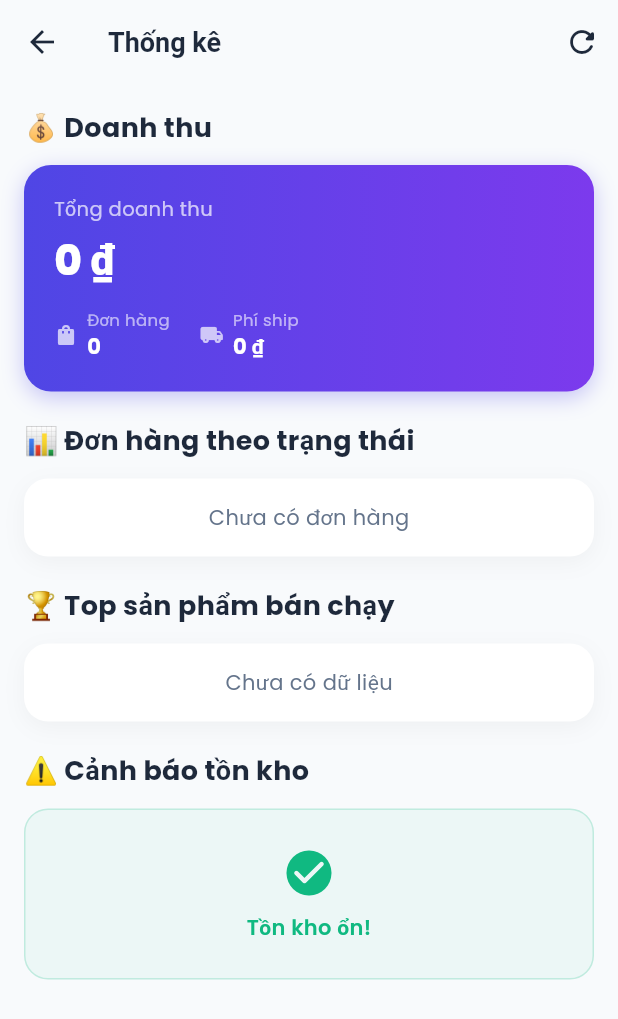
After one commit to WangWuy/taphoaapp, a Flutter app: the AdminDashboardScreen screen opened by its route, on a phone screen of 412 x 824 dp. The commit adds this screen. Shown: the top 1019 px of the screen. Run offline on Flutter 3.47's test engine with Material 3 defaults, Android fonts, the phone set to English and light mode, and no system bars; drawn by our look-alikes of flutter_animate; our stand-ins replace badges, cached_network_image, flutter_dotenv, flutter_staggered_animations, google_fonts, image_picker and 1 more; accounts and stored records are empty; network calls fail.

Commit message:
feat: Forgot password + Admin dashboard + README
- Forgot Password screen (3-step: phone → OTP → new password)
- Admin Dashboard with revenue, top products, order stats, inventory alerts
- README.md with full documentation
- .env.example files for both backend and mobile

```diff
--- a/mobile/lib/main.dart
+++ b/mobile/lib/main.dart
@@ -34,6 +34,8 @@ import 'screens/admin/admin_config_screen.dart';
 import 'screens/profile_edit_screen.dart';
 import 'screens/change_password_screen.dart';
 import 'screens/order_detail_screen.dart';
+import 'screens/forgot_password_screen.dart';
+import 'screens/admin/admin_dashboard_screen.dart';
 
 Future<void> main() async {
   WidgetsFlutterBinding.ensureInitialized();
@@ -125,6 +127,8 @@ class MyApp extends StatelessWidget {
           '/admin-config': (context) => const AdminConfigScreen(),
           '/profile-edit': (context) => const ProfileEditScreen(),
           '/change-password': (context) => const ChangePasswordScreen(),
+          '/forgot-password': (context) => const ForgotPasswordScreen(),
+          '/admin-dashboard': (context) => const AdminDashboardScreen(),
         },
       ),
     );
--- /dev/null
+++ b/mobile/lib/screens/admin/admin_dashboard_screen.dart
@@ -0,0 +1,320 @@
+import 'package:flutter/material.dart';
+import 'package:flutter_animate/flutter_animate.dart';
+import 'package:intl/intl.dart';
+import '../../constants/app_colors.dart';
+import '../../services/api_service.dart';
+
+class AdminDashboardScreen extends StatefulWidget {
+  const AdminDashboardScreen({super.key});
+
+  @override
+  State<AdminDashboardScreen> createState() => _AdminDashboardScreenState();
+}
+
+class _AdminDashboardScreenState extends State<AdminDashboardScreen> {
+  final _api = ApiService();
+  bool _isLoading = true;
+  Map<String, dynamic> _revenue = {};
+  List<dynamic> _topProducts = [];
+  Map<String, dynamic> _orderStats = {};
+  Map<String, dynamic> _inventory = {};
+  final _currencyFormat = NumberFormat.currency(locale: 'vi_VN', symbol: '₫', decimalDigits: 0);
+
+  @override
+  void initState() {
+    super.initState();
+    _loadData();
+  }
+
+  Future<void> _loadData() async {
+    setState(() => _isLoading = true);
+    final results = await Future.wait([
+      _api.get('/admin/reports/revenue', queryParams: {'period': 'daily'}),
+      _api.get('/admin/reports/top-products', queryParams: {'limit': '5'}),
+      _api.get('/admin/reports/order-stats'),
+      _api.get('/admin/reports/inventory-alerts', queryParams: {'threshold': '20'}),
+    ]);
+
+    if (mounted) {
+      setState(() {
+        if (results[0].success) _revenue = results[0].data is Map ? results[0].data : {};
+        if (results[1].success) _topProducts = results[1].data is List ? results[1].data : [];
+        if (results[2].success) _orderStats = results[2].data is Map ? results[2].data : {};
+        if (results[3].success) _inventory = results[3].data is Map ? results[3].data : {};
+        _isLoading = false;
+      });
+    }
+  }
+
+  @override
+  Widget build(BuildContext context) {
+    return Scaffold(
+      backgroundColor: AppColors.background,
+      appBar: AppBar(
+        title: const Text('Thống kê'),
+        backgroundColor: AppColors.background,
+        actions: [
+          IconButton(icon: const Icon(Icons.refresh_rounded), onPressed: _loadData),
+        ],
+      ),
+      body: _isLoading
+          ? const Center(child: CircularProgressIndicator())
+          : RefreshIndicator(
+              onRefresh: _loadData,
+              child: SingleChildScrollView(
+                physics: const AlwaysScrollableScrollPhysics(),
+                padding: const EdgeInsets.all(16),
+                child: Column(
+                  crossAxisAlignment: CrossAxisAlignment.start,
+                  children: [
+                    _buildRevenueCards().animate().fadeIn().slideY(begin: 0.1),
+                    const SizedBox(height: 20),
+                    _buildOrderStatusSection().animate().fadeIn(delay: 100.ms).slideY(begin: 0.1),
+                    const SizedBox(height: 20),
+                    _buildTopProductsSection().animate().fadeIn(delay: 200.ms).slideY(begin: 0.1),
+                    const SizedBox(height: 20),
+                    _buildInventorySection().animate().fadeIn(delay: 300.ms).slideY(begin: 0.1),
+                    const SizedBox(height: 20),
+                  ],
+                ),
+              ),
+            ),
+    );
+  }
+
+  Widget _buildRevenueCards() {
+    final summary = _revenue['summary'] as Map<String, dynamic>? ?? {};
+    final totalRevenue = summary['totalRevenue'] ?? 0;
+    final totalOrders = summary['totalOrders'] ?? 0;
+    final totalShipping = summary['totalShipping'] ?? 0;
+
+    return Column(
+      crossAxisAlignment: CrossAxisAlignment.start,
+      children: [
+        const Text('💰 Doanh thu', style: TextStyle(fontSize: 18, fontWeight: FontWeight.w700, color: AppColors.textPrimary)),
+        const SizedBox(height: 12),
+        // Main revenue card
+        Container(
+          width: double.infinity,
+          padding: const EdgeInsets.all(20),
+          decoration: BoxDecoration(
+            gradient: AppColors.primaryGradient,
+            borderRadius: BorderRadius.circular(18),
+            boxShadow: AppColors.buttonShadow,
+          ),
+          child: Column(
+            crossAxisAlignment: CrossAxisAlignment.start,
+            children: [
+              const Text('Tổng doanh thu', style: TextStyle(color: Colors.white70, fontSize: 13)),
+              const SizedBox(height: 4),
+              Text(_currencyFormat.format(totalRevenue), style: const TextStyle(color: Colors.white, fontSize: 28, fontWeight: FontWeight.w800)),
+              const SizedBox(height: 12),
+              Row(
+                children: [
+                  _miniStat('Đơn hàng', '$totalOrders', Icons.shopping_bag_rounded),
+                  const SizedBox(width: 20),
+                  _miniStat('Phí ship', _currencyFormat.format(totalShipping), Icons.local_shipping_rounded),
+                ],
+              ),
+            ],
+          ),
+        ),
+      ],
+    );
+  }
+
+  Widget _miniStat(String label, String value, IconData icon) {
+    return Row(
+      children: [
+        Icon(icon, color: Colors.white70, size: 16),
+        const SizedBox(width: 6),
+        Column(
+          crossAxisAlignment: CrossAxisAlignment.start,
+          children: [
+            Text(label, style: const TextStyle(color: Colors.white60, fontSize: 11)),
+            Text(value, style: const TextStyle(color: Colors.white, fontSize: 14, fontWeight: FontWeight.w700)),
+          ],
+        ),
+      ],
+    );
+  }
+
+  Widget _buildOrderStatusSection() {
+    final byStatus = _orderStats['byStatus'] as List<dynamic>? ?? [];
+
+    final statusIcons = {
+      'pending': '🕐', 'confirmed': '✅', 'preparing': '📦',
+      'shipping': '🚚', 'delivered': '🎉', 'cancelled': '❌',
+    };
+    final statusLabels = {
+      'pending': 'Chờ xử lý', 'confirmed': 'Đã xác nhận', 'preparing': 'Đang chuẩn bị',
+      'shipping': 'Đang giao', 'delivered': 'Đã giao', 'cancelled': 'Đã hủy',
+    };
+
+    return Column(
+      crossAxisAlignment: CrossAxisAlignment.start,
+      children: [
+        const Text('📊 Đơn hàng theo trạng thái', style: TextStyle(fontSize: 18, fontWeight: FontWeight.w700, color: AppColors.textPrimary)),
+        const SizedBox(height: 12),
+        Container(
+          padding: const EdgeInsets.all(16),
+          decoration: BoxDecoration(
+            color: AppColors.cardBackground,
+            borderRadius: BorderRadius.circular(16),
+            boxShadow: AppColors.cardShadow,
+          ),
+          child: byStatus.isEmpty
+              ? const Center(child: Text('Chưa có đơn hàng', style: TextStyle(color: AppColors.textSecondary)))
+              : Column(
+                  children: byStatus.map((item) {
+                    final status = item['status'] ?? '';
+                    final count = int.tryParse('${item['count']}') ?? 0;
+                    final value = int.tryParse('${item['total_value']}') ?? 0;
+                    return Padding(
+                      padding: const EdgeInsets.symmetric(vertical: 6),
+                      child: Row(
+                        children: [
+                          Text(statusIcons[status] ?? '📋', style: const TextStyle(fontSize: 18)),
+                          const SizedBox(width: 10),
+                          Expanded(
+                            child: Text(statusLabels[status] ?? status, style: const TextStyle(fontSize: 14, fontWeight: FontWeight.w500)),
+                          ),
+                          Container(
+                            padding: const EdgeInsets.symmetric(horizontal: 10, vertical: 4),
+                            decoration: BoxDecoration(
+                              color: AppColors.primaryStart.withValues(alpha: 0.1),
+                              borderRadius: BorderRadius.circular(12),
+                            ),
+                            child: Text('$count', style: const TextStyle(fontSize: 13, fontWeight: FontWeight.w700, color: AppColors.primaryStart)),
+                          ),
+                          const SizedBox(width: 10),
+                          Text(_currencyFormat.format(value), style: const TextStyle(fontSize: 12, color: AppColors.textSecondary)),
+                        ],
+                      ),
+                    );
+                  }).toList(),
+                ),
+        ),
+      ],
+    );
+  }
+
+  Widget _buildTopProductsSection() {
+    return Column(
+      crossAxisAlignment: CrossAxisAlignment.start,
+      children: [
+        const Text('🏆 Top sản phẩm bán chạy', style: TextStyle(fontSize: 18, fontWeight: FontWeight.w700, color: AppColors.textPrimary)),
+        const SizedBox(height: 12),
+        Container(
+          padding: const EdgeInsets.all(16),
+          decoration: BoxDecoration(
+            color: AppColors.cardBackground,
+            borderRadius: BorderRadius.circular(16),
+            boxShadow: AppColors.cardShadow,
+          ),
+          child: _topProducts.isEmpty
+              ? const Center(child: Text('Chưa có dữ liệu', style: TextStyle(color: AppColors.textSecondary)))
+              : Column(
+                  children: _topProducts.asMap().entries.map((entry) {
+                    final i = entry.key;
+                    final p = entry.value;
+                    final medals = ['🥇', '🥈', '🥉'];
+                    return Padding(
+                      padding: const EdgeInsets.symmetric(vertical: 8),
+                      child: Row(
+                        children: [
+                          Text(i < 3 ? medals[i] : '${i + 1}.', style: const TextStyle(fontSize: 18)),
+                          const SizedBox(width: 10),
+                          Expanded(
+                            child: Column(
+                              crossAxisAlignment: CrossAxisAlignment.start,
+                              children: [
+                                Text(p['product_name'] ?? '', style: const TextStyle(fontSize: 14, fontWeight: FontWeight.w500), maxLines: 1, overflow: TextOverflow.ellipsis),
+                                Text('Đã bán: ${p['total_sold']}', style: const TextStyle(fontSize: 12, color: AppColors.textSecondary)),
+                              ],
+                            ),
+                          ),
+                          Text(_currencyFormat.format(int.tryParse('${p['total_revenue']}') ?? 0), style: const TextStyle(fontSize: 13, fontWeight: FontWeight.w700, color: AppColors.success)),
+                        ],
+                      ),
+                    );
+                  }).toList(),
+                ),
+        ),
+      ],
+    );
+  }
+
+  Widget _buildInventorySection() {
+    final data = _inventory['data'] as List<dynamic>? ?? [];
+    final summary = _inventory['summary'] as Map<String, dynamic>? ?? {};
+    final outOfStock = summary['outOfStock'] ?? 0;
+    final lowStock = summary['lowStock'] ?? 0;
+
+    return Column(
+      crossAxisAlignment: CrossAxisAlignment.start,
+      children: [
+        Row(
+          children: [
+            const Text('⚠️ Cảnh báo tồn kho', style: TextStyle(fontSize: 18, fontWeight: FontWeight.w700, color: AppColors.textPrimary)),
+            const Spacer(),
+            if (outOfStock > 0)
+              Container(
+                padding: const EdgeInsets.symmetric(horizontal: 8, vertical: 3),
+                decoration: BoxDecoration(color: AppColors.error.withValues(alpha: 0.1), borderRadius: BorderRadius.circular(8)),
+                child: Text('Hết: $outOfStock', style: const TextStyle(fontSize: 11, fontWeight: FontWeight.w600, color: AppColors.error)),
+              ),
+            const SizedBox(width: 6),
+            if (lowStock > 0)
+              Container(
+                padding: const EdgeInsets.symmetric(horizontal: 8, vertical: 3),
+                decoration: BoxDecoration(color: AppColors.warning.withValues(alpha: 0.1), borderRadius: BorderRadius.circular(8)),
+                child: Text('Sắp hết: $lowStock', style: const TextStyle(fontSize: 11, fontWeight: FontWeight.w600, color: AppColors.warning)),
+              ),
+          ],
+        ),
+        const SizedBox(height: 12),
+        if (data.isEmpty)
+          Container(
+            width: double.infinity,
+            padding: const EdgeInsets.all(24),
+            decoration: BoxDecoration(
+              color: AppColors.success.withValues(alpha: 0.05),
+              borderRadius: BorderRadius.circular(16),
+              border: Border.all(color: AppColors.success.withValues(alpha: 0.2)),
+            ),
+            child: const Column(
+              children: [
+                Icon(Icons.check_circle_rounded, size: 36, color: AppColors.success),
+                SizedBox(height: 8),
+                Text('Tồn kho ổn!', style: TextStyle(fontWeight: FontWeight.w600, color: AppColors.success)),
+              ],
+            ),
+          )
+        else
+          ...data.take(5).map((item) {
+            final isOut = item['alert_type'] == 'out_of_stock';
+            return Container(
+              margin: const EdgeInsets.only(bottom: 8),
+              padding: const EdgeInsets.all(12),
+              decoration: BoxDecoration(
+                color: (isOut ? AppColors.error : AppColors.warning).withValues(alpha: 0.05),
+                borderRadius: BorderRadius.circular(12),
+                border: Border.all(color: (isOut ? AppColors.error : AppColors.warning).withValues(alpha: 0.2)),
+              ),
+              child: Row(
+                children: [
+                  Icon(isOut ? Icons.error_rounded : Icons.warning_rounded, color: isOut ? AppColors.error : AppColors.warning, size: 20),
+                  const SizedBox(width: 10),
+                  Expanded(
+                    child: Text(item['name'] ?? '', style: const TextStyle(fontSize: 13, fontWeight: FontWeight.w500), maxLines: 1, overflow: TextOverflow.ellipsis),
+                  ),
+                  Text('${item['stock_quantity']} ${item['unit'] ?? ''}', style: TextStyle(fontSize: 13, fontWeight: FontWeight.w700, color: isOut ? AppColors.error : AppColors.warning)),
+                ],
+              ),
+            );
+          }),
+      ],
+    );
+  }
+}
--- a/mobile/lib/screens/admin/admin_home_screen.dart
+++ b/mobile/lib/screens/admin/admin_home_screen.dart
@@ -104,6 +104,8 @@ class _AdminHomeScreenState extends State<AdminHomeScreen> {
               const SizedBox(height: 10),
               _buildMenuItem(Icons.people_rounded, 'Danh sách khách hàng', 'Xem thông tin & địa chỉ khách', () => Navigator.pushNamed(context, '/admin-customers'), const Color(0xFF8B5CF6)),
               const SizedBox(height: 10),
+              _buildMenuItem(Icons.bar_chart_rounded, 'Thống kê & Báo cáo', 'Doanh thu, top sản phẩm, tồn kho', () => Navigator.pushNamed(context, '/admin-dashboard'), const Color(0xFFEC4899)),
+              const SizedBox(height: 10),
               _buildMenuItem(Icons.settings_rounded, 'Cài đặt cửa hàng', 'Ngân hàng, phí ship, thông tin', () => Navigator.pushNamed(context, '/admin-config'), const Color(0xFF64748B)),
             ],
           ),
```
Also changed, not shown: mobile/lib/screens/forgot_password_screen.dart (added, +333 -0 lines), mobile/lib/screens/login_screen.dart (+9 -1 lines), 2 other files.
